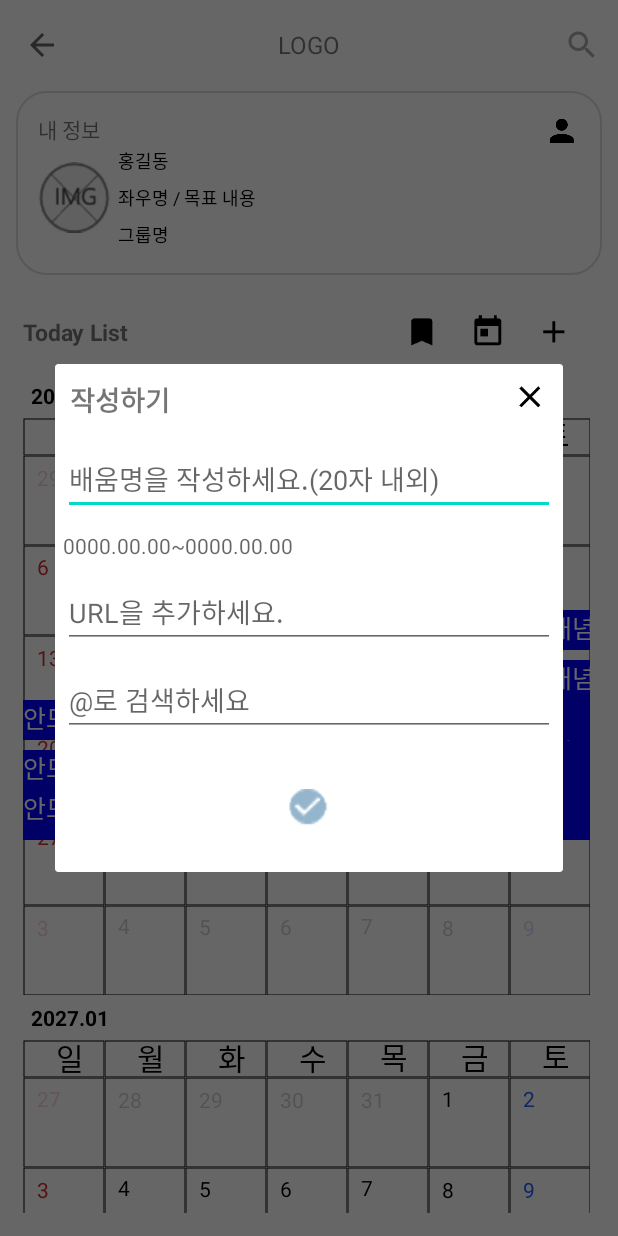
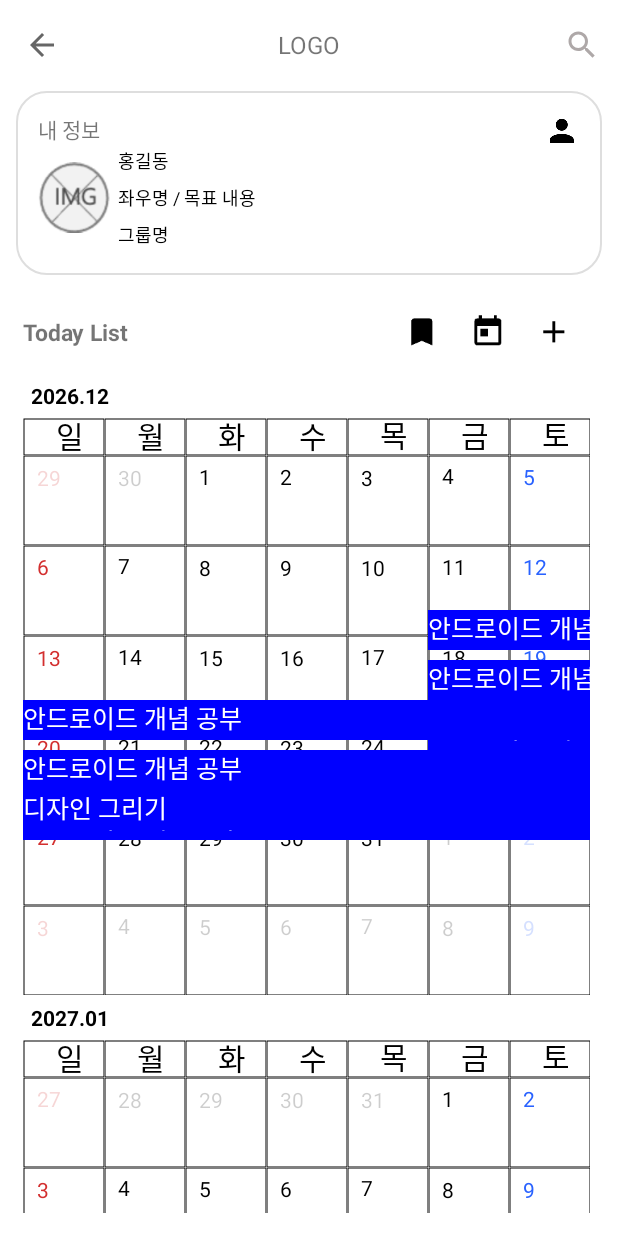
Before and after one commit to yelmee/ForusUi, an Android app: the PlanAddDialog screen opened through its navigation route, after a tap on an icon or button, on a phone screen of 412 x 824 dp. Run offline under Robolectric (Android 15) with nearby library versions, the phone set to English and light mode, and no system bars; our stand-ins replace data binding; 4 statements that could not run were skipped.

Commit message:
add onclick

```diff
--- a/ForusUiStudy/app/build.gradle
+++ b/ForusUiStudy/app/build.gradle
@@ -2,6 +2,7 @@ plugins {
     id 'com.android.application'
     id 'kotlin-android'
     id ("androidx.navigation.safeargs")
+    id 'kotlin-kapt'
 }
 
 android {
--- /dev/null
+++ b/ForusUiStudy/app/src/main/java/com/example/forusuistudy/OnDismissListener.kt
@@ -0,0 +1,8 @@
+package com.example.forusuistudy
+
+/**
+ *Created By Yelim ON 2021/10/19
+ */
+interface OnDismissListener {
+    fun setInvoke()
+}
--- a/ForusUiStudy/app/src/main/java/com/example/forusuistudy/adapter/CalendarAdapter.kt
+++ b/ForusUiStudy/app/src/main/java/com/example/forusuistudy/adapter/CalendarAdapter.kt
@@ -14,26 +14,17 @@ class CalendarAdapter(fm: FragmentActivity) : FragmentStateAdapter(fm) {
     override fun getItemCount(): Int = Int.MAX_VALUE
 
     override fun createFragment(position: Int): CalendarFragment {
-        Log.d("jyl","createFragment: " + position)
         val millis = getItemId(position)
 
         return CalendarFragment.newInstance(millis)
     }
 
     override fun getItemId(position: Int): Long {
-        Log.d("jyl","dataTime: " + DateTime(start).plusMonths(position - START_POSITION).toString("YYYY-MM-dd"))
-        Log.d("jyl","position: " + position)
-        Log.d("jyl","START_POSITION: " + START_POSITION)
-        Log.d("jyl","getItemId: " + DateTime(start).plusMonths(position - START_POSITION).millis)
-        Log.d("jyl","DateTime(start): " + DateTime(start).toString("YYYY-MM-dd"))
         return DateTime(start).plusMonths(position - START_POSITION).millis
     }
 
     override fun containsItem(itemId: Long): Boolean {
         val date = DateTime(itemId)
-        Log.d("jyl","itemId: " + itemId)
-        Log.d("jyl","date.: " + date.toString("YYYY-MM"))
-        Log.d("jyl","date.millisOfDay: " + date.millisOfDay)
 
         return date.dayOfMonth == 1 && date.millisOfDay == 0
     }
--- a/ForusUiStudy/app/src/main/java/com/example/forusuistudy/custom/CalendarView.kt
+++ b/ForusUiStudy/app/src/main/java/com/example/forusuistudy/custom/CalendarView.kt
@@ -44,7 +44,6 @@ class CalendarView @JvmOverloads constructor(
     override fun onLayout(changed: Boolean, l: Int, t: Int, r: Int, b: Int) {
         val iWidth = (width / DAYS_PER_WEEK).toFloat()
         val iHeight = (height / WEEKS_PER_MONTH).toFloat()
-        Log.d("jyl", "onLayout: calendar $iHeight")
         var index = 0
         children.forEach { view ->
             val left = (index % DAYS_PER_WEEK) * iWidth
--- a/ForusUiStudy/app/src/main/java/com/example/forusuistudy/custom/DayOfMonthView.kt
+++ b/ForusUiStudy/app/src/main/java/com/example/forusuistudy/custom/DayOfMonthView.kt
@@ -52,7 +52,6 @@ class DayOfMonthView @JvmOverloads constructor(
     override fun onLayout(changed: Boolean, l: Int, t: Int, r: Int, b: Int) {
         val iWidth = (width / DateTimeConstants.DAYS_PER_WEEK).toFloat()
         val iHeight = (height).toFloat()
-        Log.d("jyl", "onLayout: calendar $iHeight")
         var index = 0
         children.forEach { view ->
             val left = (index % DateTimeConstants.DAYS_PER_WEEK) * iWidth
--- a/ForusUiStudy/app/src/main/java/com/example/forusuistudy/custom/RectChildView.kt
+++ b/ForusUiStudy/app/src/main/java/com/example/forusuistudy/custom/RectChildView.kt
@@ -9,13 +9,17 @@ import android.text.TextPaint
 import android.util.AttributeSet
 import android.util.Log
 import android.view.ContextThemeWrapper
+import android.view.MotionEvent
 import android.view.View
 import androidx.annotation.AttrRes
 import androidx.annotation.StyleRes
 import androidx.core.content.withStyledAttributes
+import com.example.forusuistudy.OnDismissListener
 import com.example.forusuistudy.R
+import com.example.forusuistudy.data.Plan
 import com.example.forusuistudy.data.PlanSet
 import com.example.forusuistudy.data.PlanWithRow
+import com.example.forusuistudy.dialog.PlanAddDialog
 import com.example.forusuistudy.utils.CalendarUtils.Companion.changeStringToDate
 import com.example.forusuistudy.utils.CalendarUtils.Companion.getLogOfArray
 import com.example.forusuistudy.utils.CalendarUtils.Companion.isOverlappingDate
@@ -29,10 +33,27 @@ class RectChildView @JvmOverloads constructor(
     private val list: ArrayList<PlanSet>,
     private val iWidth: Float,
     private val iHeight: Float
-) : View(ContextThemeWrapper(context, defStyleRes), attrs, defStyleAttr) {
+) : View(ContextThemeWrapper(context, defStyleRes), attrs, defStyleAttr), OnDismissListener {
     private val bounds = Rect()
     private val paint = Paint()
     private var paintText = Paint()
+
+    companion object {
+        var originList = ArrayList<Plan>()
+        private var onDismissListener: ((Plan) -> Unit)? = null
+    }
+
+//    override fun onTouchEvent(event: MotionEvent?): Boolean {
+//        Log.d("islog", "onTouchEvent")
+//        invalidate()
+//
+//        return super.onTouchEvent(event)
+//    }
+
+    override fun onMeasure(widthMeasureSpec: Int, heightMeasureSpec: Int) {
+        super.onMeasure(widthMeasureSpec, heightMeasureSpec)
+
+    }
 
     init {
         context.withStyledAttributes(attrs, R.styleable.RectView, defStyleAttr, defStyleRes) {
@@ -50,6 +71,16 @@ class RectChildView @JvmOverloads constructor(
                 color = Color.WHITE
             }
         }
+
+        PlanAddDialog.onDismissListener = onDismissListener
+        onDismissListener = { plan ->
+            Log.d("islog", "invalidate")
+            /**
+             *     RectView.originList.add(plan)
+             *     postInvalidate()
+             */
+            invalidate()
+        }
     }
 
     private fun ifSunDaySetWeekNumToZero(week: Int): Int {
@@ -62,6 +93,7 @@ class RectChildView @JvmOverloads constructor(
     override fun onDraw(canvas: Canvas?) {
         super.onDraw(canvas)
 
+        Log.d("islog", "onDraw")
         if (canvas == null) return
 
         val fmt = DateTimeFormat.forPattern("yyyy-MM-dd")
@@ -75,7 +107,6 @@ class RectChildView @JvmOverloads constructor(
 
         var drawnList = arrayListOf<PlanWithRow>()
         for (i in 1 until list.size) {
-            Log.d("jylLog", "검사: +${list.get(i)}")
 
             startDayOfWeek =
                 ifSunDaySetWeekNumToZero(fmt.parseDateTime(list[i].startDate).dayOfWeek)    // 시작일의 요일인덱스(0: 일요일 ~ 6: 토요일)
@@ -135,7 +166,6 @@ class RectChildView @JvmOverloads constructor(
                     drawnList.add(j + 1, planWithRow)
 
                 } else {
-                    Log.d("jylLog", "onDraw: ")
                 }
                 /**
                  * 검사할 row가 변경되었을 때 currentRowIndex count를 1올려줌
@@ -181,4 +211,8 @@ class RectChildView @JvmOverloads constructor(
             endDayOfWeek = -1
         }
     }
+
+    override fun setInvoke() {
+        invalidate()
+    }
 }
--- a/ForusUiStudy/app/src/main/java/com/example/forusuistudy/custom/RectView.kt
+++ b/ForusUiStudy/app/src/main/java/com/example/forusuistudy/custom/RectView.kt
@@ -2,6 +2,7 @@ package com.example.forusuistudy.custom
 
 import android.content.ContentValues.TAG
 import android.content.Context
+import android.content.DialogInterface
 import android.graphics.Paint
 import android.util.AttributeSet
 import android.util.Log
@@ -15,6 +16,7 @@ import com.example.forusuistudy.ui.CalendarFragment
 import com.example.forusuistudy.R
 import com.example.forusuistudy.data.Plan
 import com.example.forusuistudy.data.PlanSet
+import com.example.forusuistudy.dialog.PlanAddDialog
 import com.example.forusuistudy.utils.CalendarUtils.Companion.WEEKS_PER_MONTH
 import com.example.forusuistudy.utils.CalendarUtils.Companion.addTime
 import com.example.forusuistudy.utils.CalendarUtils.Companion.getPrevOffSet
@@ -32,43 +34,46 @@ class RectView @JvmOverloads constructor(
     attrs: AttributeSet? = null,
     @AttrRes defStyleAttr: Int = R.attr.rectViewStyle,
     @StyleRes defStyleRes: Int = R.style.Rect_RectViewStyle
-) : FrameLayout(ContextThemeWrapper(context, defStyleRes), attrs, defStyleAttr) {
+) : FrameLayout(ContextThemeWrapper(context, defStyleRes), attrs, defStyleAttr), DialogInterface.OnDismissListener {
 
     //    private val inflater = context.getSystemService(Context.LAYOUT_INFLATER_SERVICE) as LayoutInflater
 //    private val binding: FragmentCalendarBinding = FragmentCalendarBinding.inflate(inflater, this, false)
     private val paint = Paint()
     private val li = ArrayList<PlanSet>()
+    private var list = ArrayList<ArrayList<PlanSet>>()
+    private var planSet = PlanSet(-1, "", null, null)
+    private val saturdayList = arrayListOf<String>() // 주의 마지막 요일인 토요일에 해당되는 날짜의 리스트
 
-    private var list = ArrayList<ArrayList<PlanSet>>()
     private val fmt = DateTimeFormat.forPattern("dd/MM/yyyy HH:mm:ss")
     private val fmtOut = DateTimeFormat.forPattern("yyyy-MM-dd")
+
     private var _height: Float = 0f
     private var iHeight = 0F
     private var iWidth = 0F
-    private  var planSet = PlanSet(-1, "", null, null)
 
+    private val allDay = WEEKS_PER_MONTH * DAYS_PER_WEEK
+    private val firstDayOfMonth = DateTime().withDayOfMonth(1)
+    private val prevOffSet = getPrevOffSet(firstDayOfMonth)
+    private val firstDayOfCalendar = firstDayOfMonth.minusDays(prevOffSet)
+    private val saturdayNum = "6"
 
-    val allDay = WEEKS_PER_MONTH * DAYS_PER_WEEK
-    val firstDayOfMonth = DateTime().withDayOfMonth(1)
-    val prevOffSet = getPrevOffSet(firstDayOfMonth)
-    val firstDayOfCalendar = firstDayOfMonth.minusDays(prevOffSet)
-    val saturDayList = arrayListOf<String>() // 주의 마지막 요일인 토요일에 해당되는 날짜의 리스트
-    val sathurDayNum = "6"
+    companion object {
+        var originList = ArrayList<Plan>()
+//        private var onDismissListener: ((Plan) -> Unit)? = null
+//
+//        fun setDialog() {
+//            PlanAddDialog.onDismissListener = onDismissListener
+//        }
+    }
 
-    companion object{
-         var originList = ArrayList<Plan>()
+    init {
+//        setDialog()
 
-        fun addCalendarPlan(plan: Plan) {
-            originList.add(plan)
-        }
-    }
-    init {
 //        setViewModel(data)
         context.withStyledAttributes(attrs, R.styleable.RectView, defStyleAttr, defStyleRes) {
             _height = getDimension(R.styleable.RectView_rectHeight, 0f)
         }
-
-        li.add(PlanSet(-1, "null","null","null"))
+        li.add(PlanSet(-1, "null", "null", "null"))
         for (i in 0..5) {
             list.add(li)
         }
@@ -79,20 +84,18 @@ class RectView @JvmOverloads constructor(
         data = Plan(1, "디자인 그리기", addTime(17), addTime(19), "www.naver.com", 12, 80)
         originList.add(data)
 
-        setSathurDayListOfThisMonth()
+        setSaturdayListOfThisMonth()
         adjustListToWeekOfMonth()
-
-
     }
 
-    private fun setSathurDayListOfThisMonth() {
+    private fun setSaturdayListOfThisMonth() {
         /**
          * 선택된 날짜의 월에 해당하는 토요일 일자를 리스트로 담기
          */
         for (i in 0 until allDay) {
             val curDateDayOfWeek = firstDayOfCalendar.plusDays(i).dayOfWeek().asString
-            if (curDateDayOfWeek.equals(sathurDayNum)) {
-                saturDayList.add(firstDayOfCalendar.plusDays(i).toString(fmtOut))
+            if (curDateDayOfWeek.equals(saturdayNum)) {
+                saturdayList.add(firstDayOfCalendar.plusDays(i).toString(fmtOut))
             }
         }
     }
@@ -112,11 +115,9 @@ class RectView @JvmOverloads constructor(
             for (j in 0 until period) {
                 val curDate =
                     fmt.parseDateTime(originList[i].termFrom).plusDays(j)
-                Log.d(TAG, "curDate: "+ curDate.toString(fmtOut))
-                Log.d(TAG, "sathurDayList: ${saturDayList[i]}")
 
-                for (d in 0 until saturDayList.size) {
-                    if (curDate.toString(fmtOut).equals(saturDayList[d])) {
+                for (d in 0 until saturdayList.size) {
+                    if (curDate.toString(fmtOut).equals(saturdayList[d])) {
                         planSet = PlanSet(
                             originList[i].id,
                             originList[i].title,
@@ -147,31 +148,39 @@ class RectView @JvmOverloads constructor(
 
                     testList.add(planSet)
                     list[index] = testList
-                    planSet = PlanSet(-1,"",null,null)
+                    planSet = PlanSet(-1, "", null, null)
                 }
             }
-
-
         }
     }
+
     override fun onMeasure(widthMeasureSpec: Int, heightMeasureSpec: Int) {
-        val h = paddingTop + paddingBottom + max(suggestedMinimumHeight, (_height * WEEKS_PER_MONTH).toInt())
+        val h = paddingTop + paddingBottom + max(
+            suggestedMinimumHeight,
+            (_height * WEEKS_PER_MONTH).toInt()
+        )
         setMeasuredDimension(getDefaultSize(suggestedMinimumWidth, widthMeasureSpec), h)
     }
 //    private fun setViewModel(data: Plan) {
 //        binding.planData = data
 //    }
 
-
     override fun onLayout(changed: Boolean, l: Int, t: Int, r: Int, b: Int) {
-         iWidth = (width / DAYS_PER_WEEK).toFloat()
-         iHeight = (height / WEEKS_PER_MONTH).toFloat()
-        Log.d("jyl", "onLayout: rect $iHeight")
+//        onDismissListener = { plan ->
+//            originList.add(plan)
+//            postInvalidate()
+//            setSaturdayListOfThisMonth()
+//            adjustListToWeekOfMonth()
+//        }
+        iWidth = (width / DAYS_PER_WEEK).toFloat()
+        iHeight = (height / WEEKS_PER_MONTH).toFloat()
 
         initRect()
 
-        // 몇 주차 인지에 대한 list 의 인덱스값
-        // (index 0: 1주차 ~ index 5: 6주차)
+        /**
+         * 몇 주차 인지에 대한 list 의 인덱스값
+         * (index 0: 1주차 ~ index 5: 6주차)
+         */
         var currentWeekIndex = 0
 
         val prevCount = CalendarFragment.prevCount
@@ -181,19 +190,18 @@ class RectView @JvmOverloads constructor(
          */
         children.forEach { view ->
 
-            val topMargin = - 5
+            val topMargin = -5
             if (currentWeekIndex >= list.size) {
                 return
             }
 
-            Log.d("jyl", "onLayout: currentWeekIndex: $currentWeekIndex")
             val row = list[currentWeekIndex].size   // 한주차에서 필요한 열 개수 반환
 
             val rowHeight = 240    // 열이 늘어날 때마다 필요한 높이
 
             view.layout(
                 0,
-                ((currentWeekIndex - 1) * iHeight.toInt()) + topMargin  ,
+                ((currentWeekIndex - 1) * iHeight.toInt()) + topMargin,
                 width,
                 ((currentWeekIndex - 1) * iHeight.toInt()) + topMargin + (row * rowHeight)
             )
@@ -204,7 +212,6 @@ class RectView @JvmOverloads constructor(
     private fun initRect() {
         var index = 0
         list.forEach { _ ->
-            Log.d(TAG, "index: $index")
             var h = iHeight
             var w = iWidth
             addView(
@@ -218,4 +225,8 @@ class RectView @JvmOverloads constructor(
             index++
         }
     }
+
+    override fun onDismiss(dialog: DialogInterface?) {
+        TODO("Not yet implemented")
+    }
 }
--- a/ForusUiStudy/app/src/main/java/com/example/forusuistudy/dialog/PlanAddDialog.kt
+++ b/ForusUiStudy/app/src/main/java/com/example/forusuistudy/dialog/PlanAddDialog.kt
@@ -2,6 +2,7 @@ package com.example.forusuistudy.dialog
 
 import android.app.Dialog
 import android.content.Context
+import android.content.DialogInterface
 import android.database.DatabaseUtils
 import android.os.Build
 import android.os.Bundle
@@ -12,10 +13,9 @@ import androidx.annotation.RequiresApi
 import androidx.databinding.DataBindingUtil
 import androidx.fragment.app.DialogFragment
 import com.example.forusuistudy.R
-import com.example.forusuistudy.custom.RectView
-import com.example.forusuistudy.custom.RectView.Companion.addCalendarPlan
 import com.example.forusuistudy.data.Plan
 import com.example.forusuistudy.databinding.DialogAddPlanBinding
+import com.example.forusuistudy.ui.CalendarFragment
 import com.example.forusuistudy.utils.CalendarUtils.Companion.changeLongToString
 import com.example.forusuistudy.utils.CalendarUtils.Companion.divideStartToEnd
 import com.google.android.material.datepicker.MaterialDatePicker
@@ -26,10 +26,17 @@ import com.google.android.material.datepicker.MaterialPickerOnPositiveButtonClic
  */
 class PlanAddDialog: DialogFragment() {
     private lateinit var binding: DialogAddPlanBinding
+    private var dateRangePicker = MaterialDatePicker.Builder.dateRangePicker()
+        .setTitleText("Select dates")
+        .build()
 
     override fun onCreate(savedInstanceState: Bundle?) {
         super.onCreate(savedInstanceState)
-//        isCancelable = false
+        //isCancelable = false
+    }
+
+    companion object{
+        var onDismissListener: ((Plan) -> Unit)? = null
     }
 
     override fun onCreateView(
@@ -85,10 +92,6 @@ class PlanAddDialog: DialogFragment() {
     }
 
     private fun setDateRangePicker() {
-        val dateRangePicker =
-            MaterialDatePicker.Builder.dateRangePicker()
-                .setTitleText("Select dates")
-                .build()
 
         dateRangePicker.show(activity?.supportFragmentManager!!, "tag")
 
@@ -109,6 +112,9 @@ class PlanAddDialog: DialogFragment() {
         val url = binding.etDialogUrl.text.toString()
 //        val tag= binding.etDialogTag.text
         val plan = Plan(1, title, divideStartToEnd(period).first, divideStartToEnd(period).second, url, 123, 50)
-        addCalendarPlan(plan)
+//        addCalendarPlan(plan)
+
+        onDismissListener?.invoke(plan)
+        dialog?.dismiss()
     }
 }
--- a/ForusUiStudy/app/src/main/java/com/example/forusuistudy/ui/CalendarFragment.kt
+++ b/ForusUiStudy/app/src/main/java/com/example/forusuistudy/ui/CalendarFragment.kt
@@ -16,6 +16,7 @@ import org.joda.time.DateTime
 class CalendarFragment : Fragment() {
 
     private var millis: Long = 0L
+    val onDismissListener: ((List<String>) -> Unit)? = null
 
     override fun onCreate(savedInstanceState: Bundle?) {
         super.onCreate(savedInstanceState)
@@ -36,15 +37,11 @@ class CalendarFragment : Fragment() {
             false
         )
 
-        Log.d("jyl", "onCreateView: start")
         binding.calendarMonthNum.text = DateTime(millis).toString("yyyy.MM")
         binding.calendarView.initCalendar(DateTime(millis), getMonthList(DateTime(millis)).first)
         binding.dayOfMonthView.initCalendar()
         prevCount = getMonthList(DateTime(millis)).second
 
-        Log.d("jyl","week:"+getWeekOfMonth(DateTime().withDayOfMonth(14)))
-
-//        view.rectangleView.initRect()
         return binding.root
     }
 
@@ -52,12 +49,10 @@ class CalendarFragment : Fragment() {
 
     override fun onViewCreated(view: View, savedInstanceState: Bundle?) {
         super.onViewCreated(view, savedInstanceState)
-        Log.d("jyl", "onViewCreated")
     }
 
     override fun onResume() {
         super.onResume()
-        Log.d("jyl", "onResume")
     }
 
     companion object {
@@ -65,7 +60,6 @@ class CalendarFragment : Fragment() {
 
         fun removeRectView() {
             binding.rectangleView.removeAllViewsInLayout()
-
         }
 
         private const val MILLIS = "MILLIS"
--- a/ForusUiStudy/app/src/main/java/com/example/forusuistudy/ui/MainFragment.kt
+++ b/ForusUiStudy/app/src/main/java/com/example/forusuistudy/ui/MainFragment.kt
@@ -2,6 +2,7 @@ package com.example.forusuistudy.ui
 
 import android.annotation.SuppressLint
 import android.content.Context
+import android.content.DialogInterface
 import android.os.Bundle
 import android.util.Log
 import android.view.*
@@ -20,7 +21,7 @@ import com.google.android.material.tabs.TabLayoutMediator
 /**
  *Created By Yelim ON 2021/10/13
  */
-class MainFragment: Fragment() {
+class MainFragment: Fragment(), DialogInterface.OnDismissListener {
     private lateinit var binding: FragmentMainBinding
     private lateinit var viewPager: ViewPager2
     private lateinit var tabLayout: TabLayout
@@ -71,21 +72,12 @@ class MainFragment: Fragment() {
         pagerAdapter.addFragment(CalendarFrameFragment())
         pagerAdapter.addFragment(ListFragment())
         pagerAdapter.addFragment(ListFragment())
-        pagerAdapter.addFragment(ListFragment())
 
         viewPager.adapter = pagerAdapter
 
         TabLayoutMediator(tabLayout, viewPager){ tab, position ->
             tab.text = "완료"
         }.attach()
-
-//        val navController = Navigation.findNavController(activity?.parent!!, R.id.mainFragment)
-//        val appBarConfiguration = AppBarConfiguration.Builder(navController.graph).build()
-
-
-//        NavigationUI.setupWithNavController(
-//            toolbar, navController, appBarConfiguration
-//        )
     }
 
     override fun onCreateOptionsMenu(menu: Menu, inflater: MenuInflater) {
@@ -96,7 +88,7 @@ class MainFragment: Fragment() {
 
     override fun onResume() {
         super.onResume()
-        Log.d("jyl","onResume MainFragment")
+        Log.d("lifeCycle","onResume MainFragment")
     }
 
 
@@ -114,5 +106,9 @@ class MainFragment: Fragment() {
         return super.onOptionsItemSelected(item)
     }
 
+    override fun onDismiss(dialog: DialogInterface?) {
+        Log.d("TAG", "onDismiss")
+    }
+
 
 }
--- a/ForusUiStudy/app/src/main/java/com/example/forusuistudy/utils/CalendarUtils.kt
+++ b/ForusUiStudy/app/src/main/java/com/example/forusuistudy/utils/CalendarUtils.kt
@@ -83,8 +83,6 @@ class CalendarUtils {
 
         fun getWeekOfMonth(date: DateTime): Int {
             val totalDay = DateTimeConstants.DAYS_PER_WEEK * WEEKS_PER_MONTH
-            Log.d("jyl", "minusDays: "+date.withDayOfMonth(1).minusDays(getPrevOffSet(date.withDayOfMonth(1))))
-            Log.d("jyl", "plusDays: "+(date))
             return Weeks.weeksBetween(
                 date.withDayOfMonth(1).minusDays(getPrevOffSet(date.withDayOfMonth(1))),
                 date).weeks + 1
```
